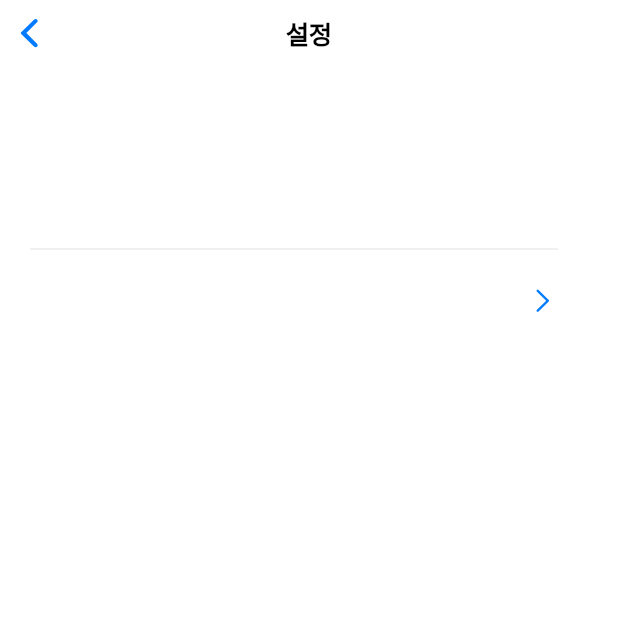
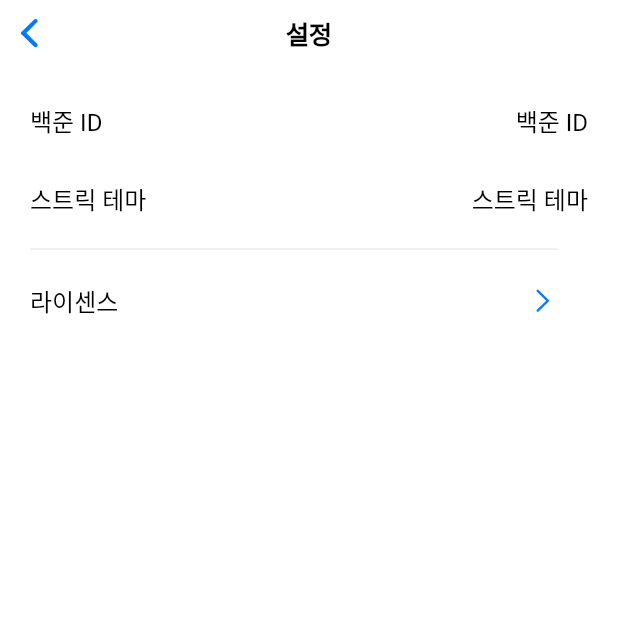
Before and after one commit to My-solved/My.solved, a Flutter app: the SettingView screen opened directly, on a phone screen of 412 x 824 dp, the top half of it. Run offline on Flutter 3.47's test engine with Material 2 defaults, Android fonts, the phone set to English and light mode, and no system bars; our stand-ins replace extended_image, flutter_html, flutter_svg, fluttertoast; Roboto replaces fonts that are missing (Pretendard).

Commit message:
feat: override font color `black`

```diff
--- a/my_solved/lib/views/login_view.dart
+++ b/my_solved/lib/views/login_view.dart
@@ -21,8 +21,9 @@ class LoginView extends StatelessWidget {
                 child: Text(
                   "로그인",
                   style: TextStyle(
-                      color: CupertinoTheme.of(context).textTheme.textStyle.color,
-                      fontSize: 24, fontWeight: FontWeight.bold),
+                      //color: CupertinoTheme.of(context).textTheme.textStyle.color,
+                      fontSize: 24,
+                      fontWeight: FontWeight.bold),
                 ),
               ),
               Container(
--- a/my_solved/lib/views/setting_view.dart
+++ b/my_solved/lib/views/setting_view.dart
@@ -23,7 +23,7 @@ class SettingView extends StatelessWidget {
                       '백준 ID',
                       style: TextStyle(
                         fontSize: 16,
-                        color: CupertinoTheme.of(context).textTheme.textStyle.color,
+                        //color: CupertinoTheme.of(context).textTheme.textStyle.color,
                       ),
                     ),
                   ),
@@ -34,7 +34,7 @@ class SettingView extends StatelessWidget {
                       '백준 ID',
                       style: TextStyle(
                         fontSize: 16,
-                        color: CupertinoTheme.of(context).textTheme.textStyle.color,
+                        //color: CupertinoTheme.of(context).textTheme.textStyle.color,
                       ),
                     ),
                   ),
@@ -48,7 +48,7 @@ class SettingView extends StatelessWidget {
                       '스트릭 테마',
                       style: TextStyle(
                         fontSize: 16,
-                        color: CupertinoTheme.of(context).textTheme.textStyle.color,
+                        //color: CupertinoTheme.of(context).textTheme.textStyle.color,
                       ),
                     ),
                   ),
@@ -59,7 +59,7 @@ class SettingView extends StatelessWidget {
                       '스트릭 테마',
                       style: TextStyle(
                         fontSize: 16,
-                        color: CupertinoTheme.of(context).textTheme.textStyle.color,
+                        //color: CupertinoTheme.of(context).textTheme.textStyle.color,
                       ),
                     ),
                   ),
@@ -77,7 +77,7 @@ class SettingView extends StatelessWidget {
                       '라이센스',
                       style: TextStyle(
                         fontSize: 16,
-                        color: CupertinoTheme.of(context).textTheme.textStyle.color,
+                        //color: CupertinoTheme.of(context).textTheme.textStyle.color,
                       ),
                     ),
                   ),
@@ -86,7 +86,7 @@ class SettingView extends StatelessWidget {
                     onPressed: () {},
                     child: Icon(
                       CupertinoIcons.right_chevron,
-                      color: CupertinoTheme.of(context).textTheme.textStyle.color,
+                      //color: CupertinoTheme.of(context).textTheme.textStyle.color,
                     ),
                   )
                 ],
--- a/my_solved/lib/widgets/user_widget.dart
+++ b/my_solved/lib/widgets/user_widget.dart
@@ -54,7 +54,8 @@ Widget handle(BuildContext context, AsyncSnapshot<User> snapshot) {
         Text(
           snapshot.data?.handle ?? '',
           style: TextStyle(
-            color: CupertinoTheme.of(context).textTheme.textStyle.color,
+            color: CupertinoColors.black,
+            ////color: CupertinoTheme.of(context).textTheme.textStyle.color,
             fontSize: 30,
             fontWeight: FontWeight.bold,
           ),
```
Also changed, not shown: my_solved/lib/main.dart (+5 -7 lines), my_solved/lib/views/search_view.dart (+5 -5 lines), my_solved/lib/widgets/problem_widget.dart (+12 -12 lines).
